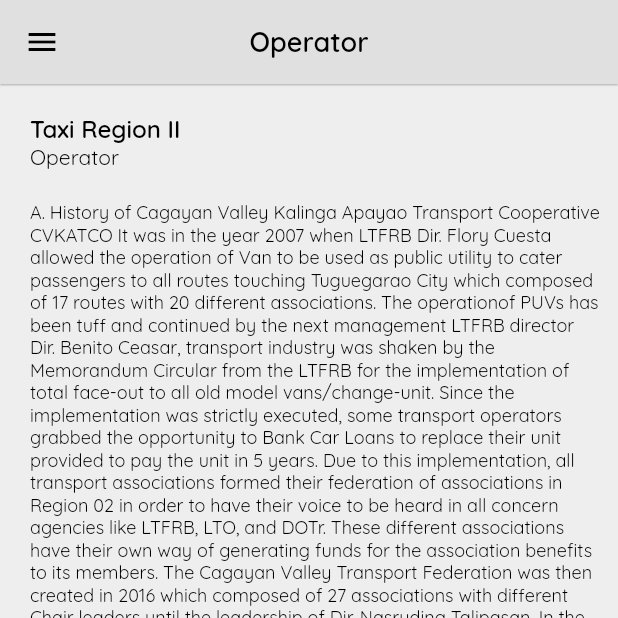
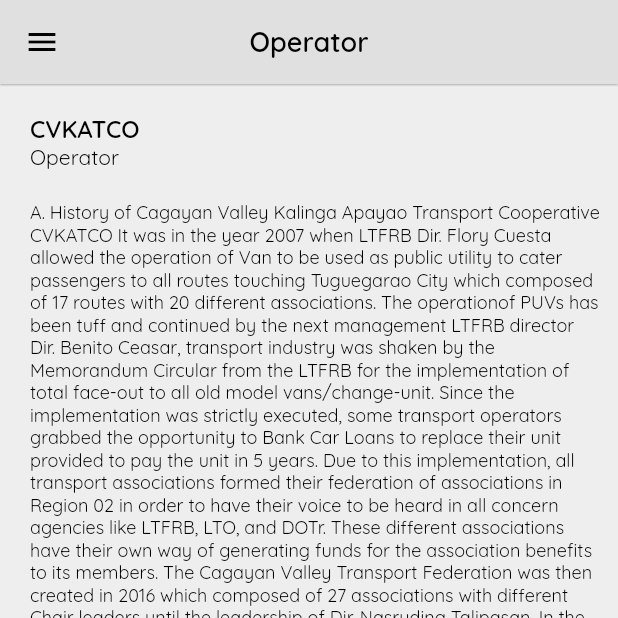
Before and after one commit to CarLKnight6/Metro_User, a Flutter app: the OperatorPage screen opened directly, on a phone screen of 412 x 824 dp, the top half of it. Run offline on Flutter 3.47's test engine with Material 2 defaults, Android fonts, the light colour scheme and no system bars; our stand-ins replace cloud_firestore, date_time_picker, firebase_auth, firebase_core, firebase_storage, flutter_rating_bar and 11 more; accounts and stored records are empty.

```diff
--- a/lib/screens/pages/operator_page.dart
+++ b/lib/screens/pages/operator_page.dart
@@ -22,7 +22,7 @@
             children: [
               const SizedBox(height: 20),
               TextBold(
-                  text: 'Taxi Region II', fontSize: 16, color: Colors.black),
+                  text: 'CVKATCO', fontSize: 16, color: Colors.black),
               TextRegular(text: 'Operator', fontSize: 14, color: Colors.black),
               const SizedBox(height: 20),
               TextRegular(
```
